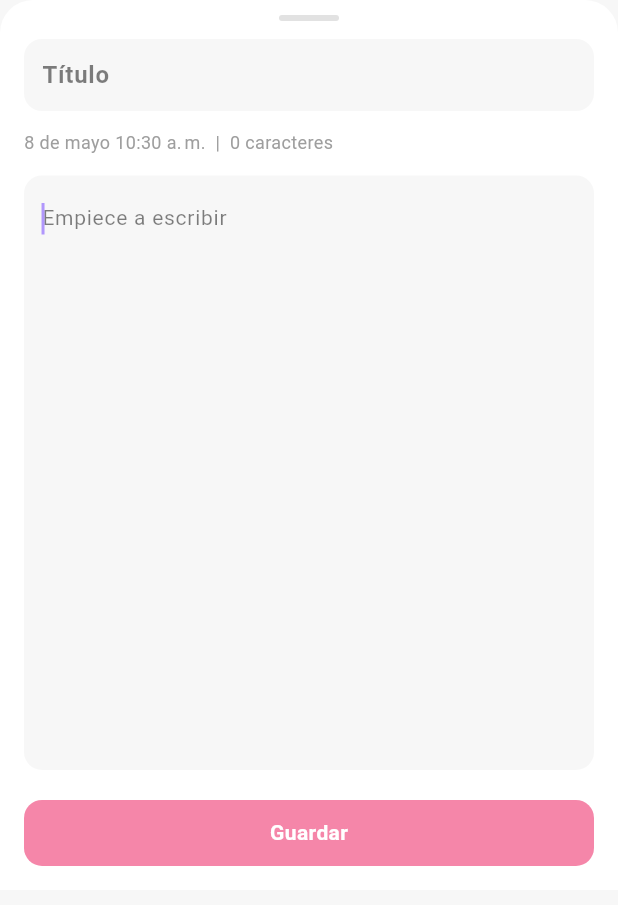
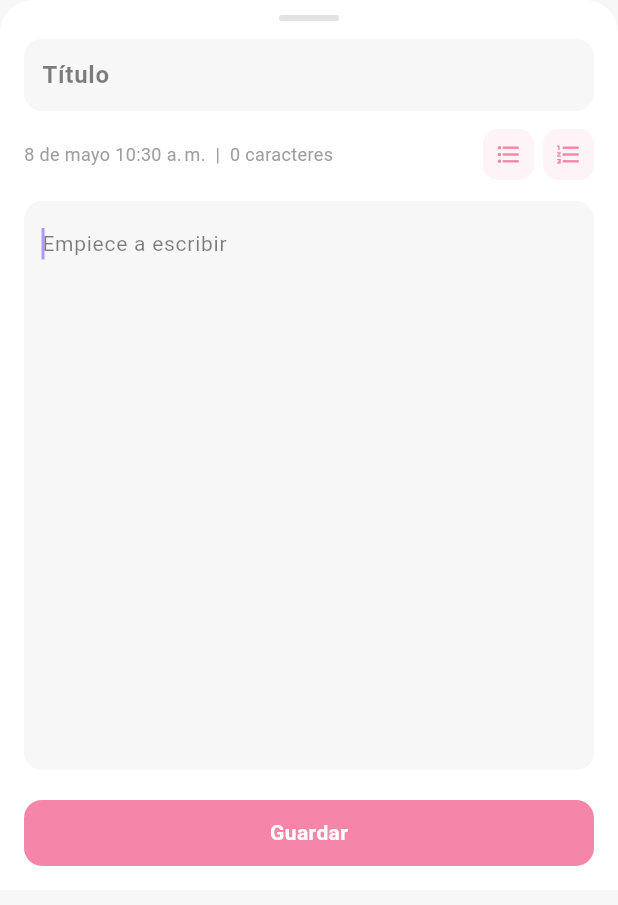
Before and after one commit to jbmquery/dailypartner, a Flutter app: the NotasDialog widget shown alone on an empty page, opened directly, on a phone screen of 412 x 824 dp. Shown: the top 905 px of the screen. Run offline on Flutter 3.47's test engine with Material 3 defaults, Android fonts, the phone set to English and light mode, and no system bars; our stand-ins replace cloud_firestore, firebase_auth, firebase_core, flutter_local_notifications, flutter_timezone, rxdart and 1 more; accounts and stored records are empty.

Commit message:
Ya está mi notas_dialog.dart

```diff
--- a/lib/widgets/notas/notas_dialog.dart
+++ b/lib/widgets/notas/notas_dialog.dart
@@ -44,6 +44,48 @@ class _NotasDialogState extends State<NotasDialog> {
     final caracteres = bodyController.text.characters.length;
 
     return "$fecha  |  $caracteres caracteres";
+  }
+
+  void insertBullet() {
+    final text = bodyController.text;
+    final selection = bodyController.selection;
+
+    final newText = text.replaceRange(selection.start, selection.end, "• ");
+
+    bodyController.value = TextEditingValue(
+      text: newText,
+      selection: TextSelection.collapsed(offset: selection.start + 2),
+    );
+
+    setState(() {});
+  }
+
+  void insertNumber() {
+    final text = bodyController.text;
+    final selection = bodyController.selection;
+
+    int lineNumber = 1;
+
+    final lines = text.split('\n');
+
+    for (final line in lines) {
+      if (RegExp(r'^\d+\.').hasMatch(line.trim())) {
+        lineNumber++;
+      }
+    }
+
+    final insert = "$lineNumber. ";
+
+    final newText = text.replaceRange(selection.start, selection.end, insert);
+
+    bodyController.value = TextEditingValue(
+      text: newText,
+      selection: TextSelection.collapsed(
+        offset: selection.start + insert.length,
+      ),
+    );
+
+    setState(() {});
   }
 
   Future<void> save() async {
@@ -110,6 +152,27 @@ class _NotasDialogState extends State<NotasDialog> {
     }
   }
 
+  Widget toolButton({
+    required IconData icon,
+    required VoidCallback onTap,
+    required ThemeData theme,
+  }) {
+    return GestureDetector(
+      onTap: onTap,
+      child: Container(
+        width: 34,
+        height: 34,
+        decoration: BoxDecoration(
+          color: theme.colorScheme.secondary.withOpacity(0.1),
+          borderRadius: BorderRadius.circular(10),
+        ),
+        child: Center(
+          child: Icon(icon, size: 18, color: theme.colorScheme.secondary),
+        ),
+      ),
+    );
+  }
+
   @override
   Widget build(BuildContext context) {
     final theme = Theme.of(context);
@@ -133,7 +196,6 @@ class _NotasDialogState extends State<NotasDialog> {
                 top: Radius.circular(22),
               ),
             ),
-
             child: Column(
               mainAxisSize: MainAxisSize.min,
               children: [
@@ -174,9 +236,10 @@ class _NotasDialogState extends State<NotasDialog> {
 
                 const SizedBox(height: 12),
 
-                // FECHA + CARACTERES
-                Align(
-                  alignment: Alignment.centerLeft,
+                // FECHA + CARACTERES + HERRAMIENTAS
+                Row(
+                  children: [
+                    Expanded(
                       child: AnimatedBuilder(
                         animation: bodyController,
                         builder: (_, __) {
@@ -186,9 +249,28 @@ class _NotasDialogState extends State<NotasDialog> {
                               fontSize: 12,
                               color: theme.colorScheme.outline,
                             ),
+                            overflow: TextOverflow.ellipsis,
                           );
                         },
                       ),
+                    ),
+
+                    const SizedBox(width: 10),
+
+                    toolButton(
+                      icon: Icons.format_list_bulleted,
+                      onTap: insertBullet,
+                      theme: theme,
+                    ),
+
+                    const SizedBox(width: 6),
+
+                    toolButton(
+                      icon: Icons.format_list_numbered,
+                      onTap: insertNumber,
+                      theme: theme,
+                    ),
+                  ],
                 ),
 
                 const SizedBox(height: 14),
```
Lines whose indentation alone changed are shown as unchanged.
